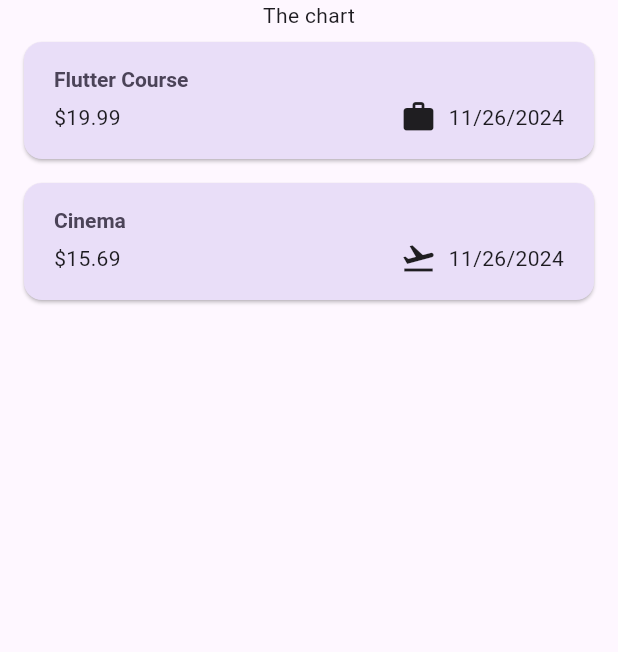
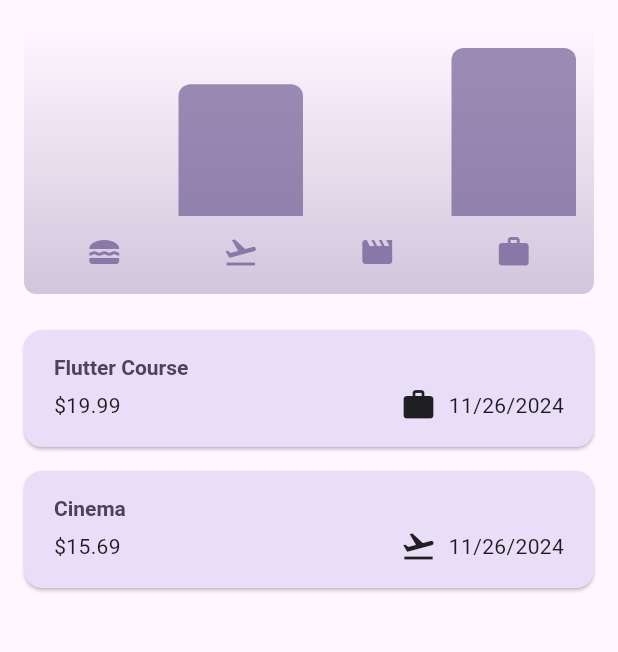
Before and after one commit to zzz-icy/expense_tracker_flutter_advanced, a Flutter app: the screen it shows after launch, on a phone screen of 412 x 824 dp, the part 84-736 px from its top. Run offline on Flutter 3.47's test engine with Material 3 defaults, Android fonts, the phone set to English and light mode, and no system bars.

Commit message:
Added chart

```diff
--- /dev/null
+++ b/lib/widgets/chart/chart.dart
@@ -0,0 +1,94 @@
+import 'package:expense_tracker_advanced_flutter/model/expense.dart';
+import 'package:expense_tracker_advanced_flutter/widgets/chart/chart_bar.dart';
+import 'package:flutter/material.dart';
+
+class Chart extends StatelessWidget {
+  const Chart({super.key, required this.expenses});
+
+  final List<Expense> expenses;
+
+  List<ExpenseBucket> get buckets {
+    return [
+      ExpenseBucket.forCategory(expenses, Category.food),
+      ExpenseBucket.forCategory(expenses, Category.leisure),
+      ExpenseBucket.forCategory(expenses, Category.travel),
+      ExpenseBucket.forCategory(expenses, Category.work),
+    ];
+  }
+
+  double get maxTotalExpense {
+    double maxTotalExpense = 0;
+
+    for (final bucket in buckets) {
+      if (bucket.totalExpenses > maxTotalExpense) {
+        maxTotalExpense = bucket.totalExpenses;
+      }
+    }
+
+    return maxTotalExpense;
+  }
+
+  @override
+  Widget build(BuildContext context) {
+    final isDarkMode =
+        MediaQuery.of(context).platformBrightness == Brightness.dark;
+    return Container(
+      margin: const EdgeInsets.all(16),
+      padding: const EdgeInsets.symmetric(
+        vertical: 16,
+        horizontal: 8,
+      ),
+      width: double.infinity,
+      height: 180,
+      decoration: BoxDecoration(
+        borderRadius: BorderRadius.circular(8),
+        gradient: LinearGradient(
+          colors: [
+            Theme.of(context).colorScheme.primary.withOpacity(0.3),
+            Theme.of(context).colorScheme.primary.withOpacity(0.0)
+          ],
+          begin: Alignment.bottomCenter,
+          end: Alignment.topCenter,
+        ),
+      ),
+      child: Column(
+        children: [
+          Expanded(
+            child: Row(
+              crossAxisAlignment: CrossAxisAlignment.end,
+              children: [
+                for (final bucket in buckets) // alternative to map()
+                  ChartBar(
+                    fill: bucket.totalExpenses == 0
+                        ? 0
+                        : bucket.totalExpenses / maxTotalExpense,
+                  )
+              ],
+            ),
+          ),
+          const SizedBox(height: 12),
+          Row(
+            children: buckets
+                .map(
+                  (bucket) => Expanded(
+                    child: Padding(
+                      padding: const EdgeInsets.symmetric(horizontal: 4),
+                      child: Icon(
+                        categoryIcons[bucket.category],
+                        color: isDarkMode
+                            ? Theme.of(context).colorScheme.secondary
+                            : Theme.of(context)
+                                .colorScheme
+                                .primary
+                                .withOpacity(0.7),
+                      ),
+                    ),
+                  ),
+                )
+                .toList(),
+          )
+        ],
+      ),
+    );
+  }
+}
--- /dev/null
+++ b/lib/widgets/chart/chart_bar.dart
@@ -0,0 +1,34 @@
+import 'package:flutter/material.dart';
+
+class ChartBar extends StatelessWidget {
+  const ChartBar({
+    super.key,
+    required this.fill,
+  });
+
+  final double fill;
+
+  @override
+  Widget build(BuildContext context) {
+    final isDarkMode =
+        MediaQuery.of(context).platformBrightness == Brightness.dark;
+    return Expanded(
+      child: Padding(
+        padding: const EdgeInsets.symmetric(horizontal: 4),
+        child: FractionallySizedBox(
+          heightFactor: fill,
+          child: DecoratedBox(
+            decoration: BoxDecoration(
+              shape: BoxShape.rectangle,
+              borderRadius:
+                  const BorderRadius.vertical(top: Radius.circular(8)),
+              color: isDarkMode
+                  ? Theme.of(context).colorScheme.secondary
+                  : Theme.of(context).colorScheme.primary.withOpacity(0.65),
+            ),
+          ),
+        ),
+      ),
+    );
+  }
+}
--- a/lib/widgets/expenses.dart
+++ b/lib/widgets/expenses.dart
@@ -1,7 +1,8 @@
+import 'package:flutter/material.dart';
+import 'package:expense_tracker_advanced_flutter/widgets/chart/chart.dart';
 import 'package:expense_tracker_advanced_flutter/widgets/expenses_list/expense_list.dart';
 import 'package:expense_tracker_advanced_flutter/model/expense.dart';
 import 'package:expense_tracker_advanced_flutter/widgets/new_expense.dart';
-import 'package:flutter/material.dart';
 
 class Expenses extends StatefulWidget {
   const Expenses({super.key});
@@ -84,7 +85,7 @@
       ),
       body: Column(
         children: [
-          const Text('The chart'),
+          Chart(expenses: _registeredExpenses),
           Expanded(child: mainContent),
         ],
       ),
```
